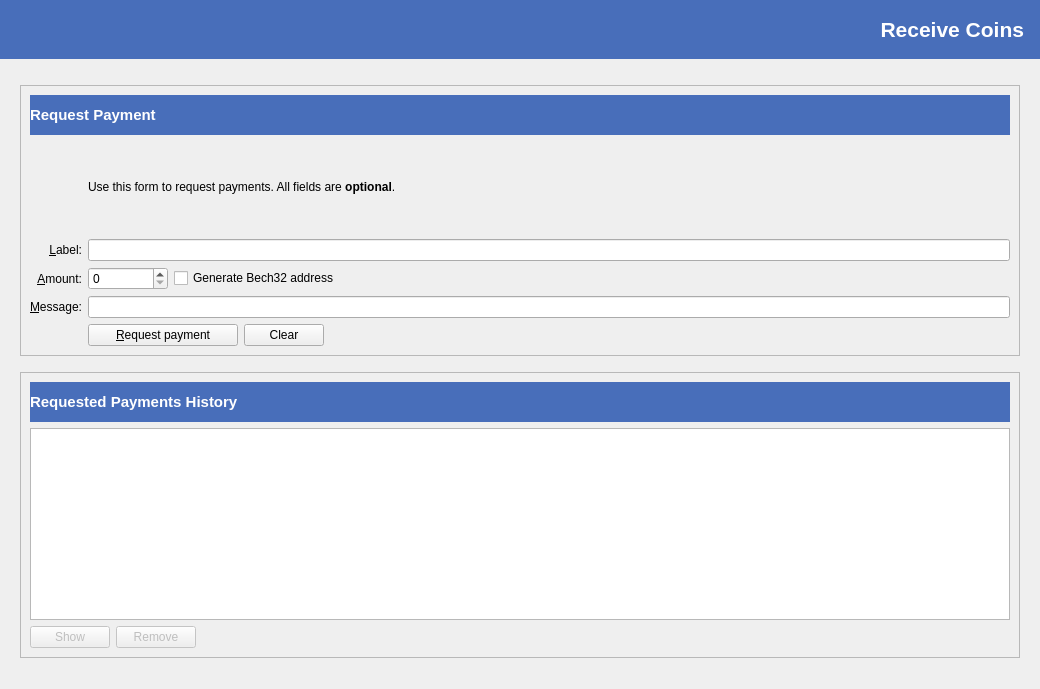
First picture: the form in src/qt/forms/receivecoinsdialog.ui, repository deeponion/deeponion, before the edit.
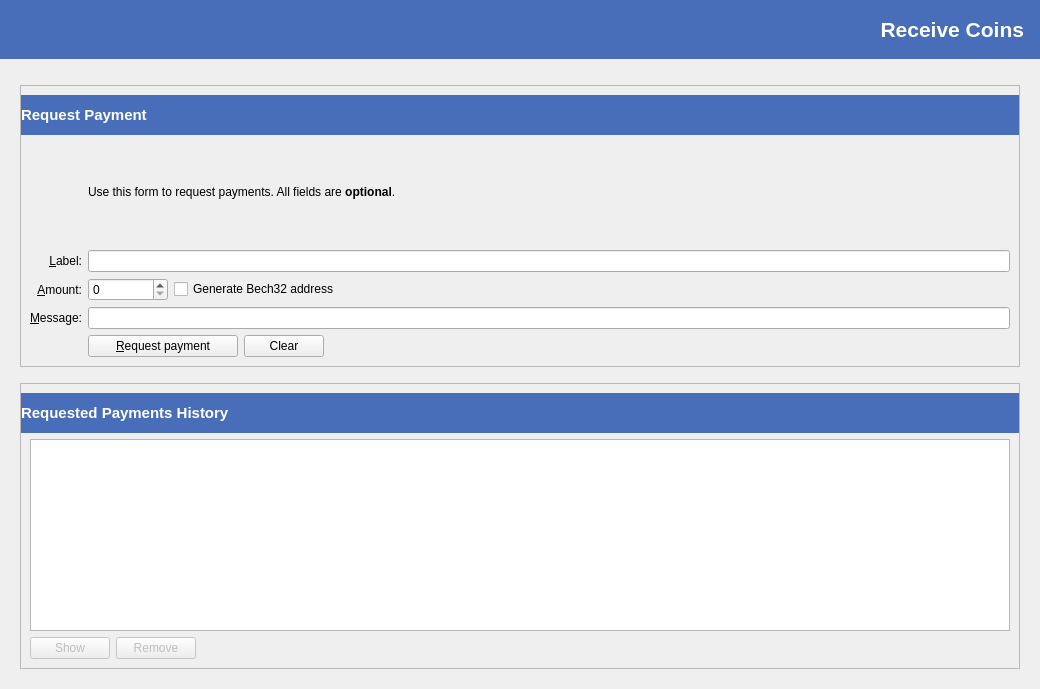
Second picture: the form after the edit. Icons and pictures are not drawn. Custom widgets are drawn as their Qt base class.

What changed in the file:
```diff
--- a/src/qt/forms/receivecoinsdialog.ui
+++ b/src/qt/forms/receivecoinsdialog.ui
@@ -11,6 +11,9 @@
    </rect>
   </property>
   <layout class="QVBoxLayout" name="verticalLayout" stretch="0,0,0,0">
+   <property name="spacing">
+    <number>6</number>
+   </property>
    <property name="leftMargin">
     <number>0</number>
    </property>
@@ -20,6 +23,9 @@
    <property name="rightMargin">
     <number>0</number>
    </property>
+   <property name="bottomMargin">
+    <number>0</number>
+   </property>
    <item>
     <widget class="QLabel" name="pageTitle">
      <property name="sizePolicy">
@@ -103,6 +109,12 @@
           <enum>QFrame::Sunken</enum>
          </property>
          <layout class="QVBoxLayout" name="verticalLayout_3">
+          <property name="leftMargin">
+           <number>0</number>
+          </property>
+          <property name="rightMargin">
+           <number>0</number>
+          </property>
           <item>
            <widget class="QLabel" name="labelRequestCoinTitle">
             <property name="sizePolicy">
@@ -140,76 +152,10 @@
           </item>
           <item>
            <layout class="QGridLayout" name="gridLayout">
-            <item row="5" column="0">
-             <widget class="QLabel" name="label">
-              <property name="toolTip">
-               <string>An optional amount to request. Leave this empty or zero to not request a specific amount.</string>
-              </property>
-              <property name="text">
-               <string>&amp;Amount:</string>
-              </property>
-              <property name="alignment">
-               <set>Qt::AlignRight|Qt::AlignTrailing|Qt::AlignVCenter</set>
-              </property>
-              <property name="buddy">
-               <cstring>reqAmount</cstring>
-              </property>
-             </widget>
-            </item>
-            <item row="6" column="0">
-             <widget class="QLabel" name="label_3">
-              <property name="toolTip">
-               <string>An optional message to attach to the payment request, which will be displayed when the request is opened. Note: The message will not be sent with the payment over the DeepOnion network.</string>
-              </property>
-              <property name="text">
-               <string>&amp;Message:</string>
-              </property>
-              <property name="alignment">
-               <set>Qt::AlignRight|Qt::AlignTrailing|Qt::AlignVCenter</set>
-              </property>
-              <property name="buddy">
-               <cstring>reqMessage</cstring>
-              </property>
-             </widget>
-            </item>
-            <item row="4" column="2">
-             <widget class="QLineEdit" name="reqLabel">
-              <property name="toolTip">
-               <string>An optional label to associate with the new receiving address.</string>
-              </property>
-             </widget>
-            </item>
-            <item row="2" column="2">
-             <widget class="QLabel" name="label_5">
-              <property name="text">
-               <string>Use this form to request payments. All fields are &lt;b&gt;optional&lt;/b&gt;.</string>
-              </property>
-             </widget>
-            </item>
-            <item row="4" column="0">
-             <widget class="QLabel" name="label_2">
-              <property name="toolTip">
-               <string>An optional label to associate with the new receiving address.</string>
-              </property>
-              <property name="text">
-               <string>&amp;Label:</string>
-              </property>
-              <property name="alignment">
-               <set>Qt::AlignRight|Qt::AlignTrailing|Qt::AlignVCenter</set>
-              </property>
-              <property name="buddy">
-               <cstring>reqLabel</cstring>
-              </property>
-             </widget>
-            </item>
-            <item row="6" column="2">
-             <widget class="QLineEdit" name="reqMessage">
-              <property name="toolTip">
-               <string>An optional message to attach to the payment request, which will be displayed when the request is opened. Note: The message will not be sent with the payment over the DeepOnion network.</string>
-              </property>
-             </widget>
-            </item>
-            <item row="7" column="2">
+            <property name="leftMargin">
+             <number>0</number>
+            </property>
+            <item row="7" column="3">
              <layout class="QHBoxLayout" name="horizontalLayout">
               <item>
                <widget class="QPushButton" name="receiveButton">
@@ -266,14 +212,62 @@
               </item>
              </layout>
             </item>
-            <item row="7" column="0">
-             <widget class="QLabel" name="label_7">
+            <item row="6" column="1">
+             <widget class="QLabel" name="label_3">
+              <property name="toolTip">
+               <string>An optional message to attach to the payment request, which will be displayed when the request is opened. Note: The message will not be sent with the payment over the DeepOnion network.</string>
+              </property>
               <property name="text">
-               <string/>
+               <string>&amp;Message:</string>
               </property>
+              <property name="alignment">
+               <set>Qt::AlignRight|Qt::AlignTrailing|Qt::AlignVCenter</set>
+              </property>
+              <property name="buddy">
+               <cstring>reqMessage</cstring>
+              </property>
              </widget>
             </item>
-            <item row="5" column="2">
+            <item row="5" column="1">
+             <widget class="QLabel" name="label">
+              <property name="toolTip">
+               <string>An optional amount to request. Leave this empty or zero to not request a specific amount.</string>
+              </property>
+              <property name="text">
+               <string>&amp;Amount:</string>
+              </property>
+              <property name="alignment">
+               <set>Qt::AlignRight|Qt::AlignTrailing|Qt::AlignVCenter</set>
+              </property>
+              <property name="buddy">
+               <cstring>reqAmount</cstring>
+              </property>
+             </widget>
+            </item>
+            <item row="2" column="3">
+             <widget class="QLabel" name="label_5">
+              <property name="text">
+               <string>Use this form to request payments. All fields are &lt;b&gt;optional&lt;/b&gt;.</string>
+              </property>
+             </widget>
+            </item>
+            <item row="4" column="1">
+             <widget class="QLabel" name="label_2">
+              <property name="toolTip">
+               <string>An optional label to associate with the new receiving address.</string>
+              </property>
+              <property name="text">
+               <string>&amp;Label:</string>
+              </property>
+              <property name="alignment">
+               <set>Qt::AlignRight|Qt::AlignTrailing|Qt::AlignVCenter</set>
+              </property>
+              <property name="buddy">
+               <cstring>reqLabel</cstring>
+              </property>
+             </widget>
+            </item>
+            <item row="5" column="3">
              <layout class="QHBoxLayout" name="horizontalLayout_6">
               <item>
                <widget class="BitcoinAmountField" name="reqAmount">
@@ -340,6 +334,59 @@
               </item>
              </layout>
             </item>
+            <item row="4" column="3">
+             <widget class="QLineEdit" name="reqLabel">
+              <property name="toolTip">
+               <string>An optional label to associate with the new receiving address.</string>
+              </property>
+             </widget>
+            </item>
+            <item row="6" column="3">
+             <widget class="QLineEdit" name="reqMessage">
+              <property name="toolTip">
+               <string>An optional message to attach to the payment request, which will be displayed when the request is opened. Note: The message will not be sent with the payment over the DeepOnion network.</string>
+              </property>
+             </widget>
+            </item>
+            <item row="7" column="1">
+             <widget class="QLabel" name="label_7">
+              <property name="text">
+               <string/>
+              </property>
+             </widget>
+            </item>
+            <item row="4" column="0">
+             <spacer name="horizontalSpacer_6">
+              <property name="orientation">
+               <enum>Qt::Horizontal</enum>
+              </property>
+              <property name="sizeType">
+               <enum>QSizePolicy::Minimum</enum>
+              </property>
+              <property name="sizeHint" stdset="0">
+               <size>
+                <width>9</width>
+                <height>20</height>
+               </size>
+              </property>
+             </spacer>
+            </item>
+            <item row="5" column="4">
+             <spacer name="horizontalSpacer_7">
+              <property name="orientation">
+               <enum>Qt::Horizontal</enum>
+              </property>
+              <property name="sizeType">
+               <enum>QSizePolicy::Minimum</enum>
+              </property>
+              <property name="sizeHint" stdset="0">
+               <size>
+                <width>9</width>
+                <height>20</height>
+               </size>
+              </property>
+             </spacer>
+            </item>
            </layout>
           </item>
          </layout>
@@ -376,6 +423,12 @@
           <enum>QFrame::Sunken</enum>
          </property>
          <layout class="QVBoxLayout" name="verticalLayout_2">
+          <property name="leftMargin">
+           <number>0</number>
+          </property>
+          <property name="rightMargin">
+           <number>0</number>
+          </property>
           <item>
            <widget class="QLabel" name="labelRequestedPaymentHistory">
             <property name="minimumSize">
@@ -406,7 +459,33 @@
            </widget>
           </item>
           <item>
+           <layout class="QHBoxLayout" name="horizontalLayout_3">
+            <item>
+             <spacer name="horizontalSpacer_8">
+              <property name="orientation">
+               <enum>Qt::Horizontal</enum>
+              </property>
+              <property name="sizeType">
+               <enum>QSizePolicy::Minimum</enum>
+              </property>
+              <property name="sizeHint" stdset="0">
+               <size>
+                <width>9</width>
+                <height>20</height>
+               </size>
+              </property>
+             </spacer>
+            </item>
+            <item>
+             <layout class="QVBoxLayout" name="verticalLayout_5">
+              <item>
            <widget class="QTableView" name="recentRequestsView">
+                <property name="sizePolicy">
+                 <sizepolicy hsizetype="Expanding" vsizetype="Expanding">
+                  <horstretch>0</horstretch>
+                  <verstretch>0</verstretch>
+                 </sizepolicy>
+                </property>
             <property name="contextMenuPolicy">
              <enum>Qt::CustomContextMenu</enum>
             </property>
@@ -476,6 +555,26 @@
            </layout>
           </item>
          </layout>
+            </item>
+            <item>
+             <spacer name="horizontalSpacer_9">
+              <property name="orientation">
+               <enum>Qt::Horizontal</enum>
+              </property>
+              <property name="sizeType">
+               <enum>QSizePolicy::Minimum</enum>
+              </property>
+              <property name="sizeHint" stdset="0">
+               <size>
+                <width>9</width>
+                <height>20</height>
+               </size>
+              </property>
+             </spacer>
+            </item>
+           </layout>
+          </item>
+         </layout>
         </widget>
        </item>
       </layout>
```
Left out of the diff: 1 changed line with no effect on the pictures. Lines whose indentation alone changed are shown as unchanged.
